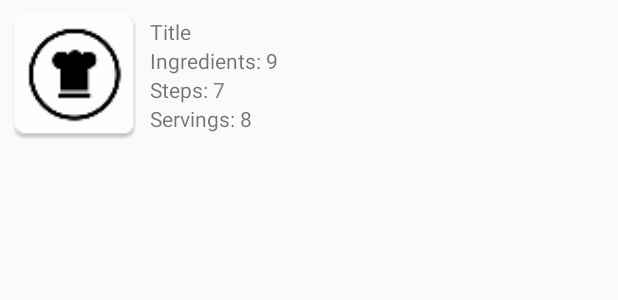
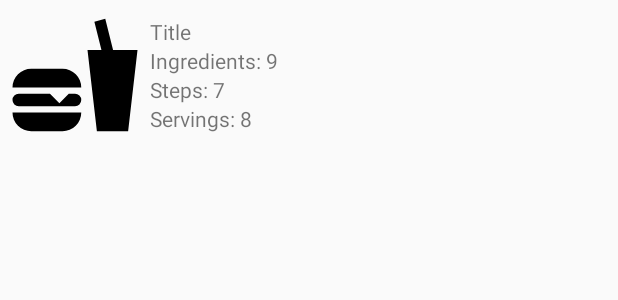
Before and after one commit to hendrawd/UdacityBakingApp, an Android app: the layout item_recipe.xml on its own in the app's theme, with its tools: preview values and no code run, on a phone screen of 412 x 824 dp. Shown: the top 300 px of the screen. Run offline under Robolectric (Android 15) with nearby library versions, the phone set to English and light mode, and no system bars.

Commit message:
Add drawables

```diff
--- a/app/src/main/java/hendraganteng/udacitybakingapp/adapter/RecipeAdapter.java
+++ b/app/src/main/java/hendraganteng/udacitybakingapp/adapter/RecipeAdapter.java
@@ -52,8 +52,8 @@ public class RecipeAdapter extends RecyclerView.Adapter<RecipeAdapter.ViewHolder
         if (!TextUtils.isEmpty(imageUrl)) {
             Picasso.with(context)
                     .load(imageUrl)
-                    .placeholder(R.mipmap.ic_launcher)
-                    .error(R.mipmap.ic_launcher)
+                    .placeholder(R.drawable.ic_food)
+                    .error(R.drawable.ic_food)
                     .into(holder.ivRecipeImage);
         }
         holder.tvTitle.setText(context.getString(R.string.recipe_name, recipe.getName()));
--- a/app/src/main/java/hendraganteng/udacitybakingapp/fragment/StepFragment.java
+++ b/app/src/main/java/hendraganteng/udacitybakingapp/fragment/StepFragment.java
@@ -253,8 +253,8 @@ public class StepFragment extends Fragment {
         imageView.setVisibility(View.VISIBLE);
         Picasso.with(getContext())
                 .load(imageUrl)
-                .placeholder(R.mipmap.ic_launcher)
-                .error(R.mipmap.ic_launcher)
+                .placeholder(R.drawable.ic_event_note)
+                .error(R.drawable.ic_event_note)
                 .into(imageView);
     }
 }
--- /dev/null
+++ b/app/src/main/res/drawable-anydpi/ic_food.xml
@@ -0,0 +1,10 @@
+<!-- drawable/food.xml -->
+<vector xmlns:android="http://schemas.android.com/apk/res/android"
+        android:width="24dp"
+        android:height="24dp"
+        android:viewportHeight="24"
+        android:viewportWidth="24">
+    <path
+        android:fillColor="#000"
+        android:pathData="M15.5,21L14,8H16.23L15.1,3.46L16.84,3L18.09,8H22L20.5,21H15.5M5,11H10A3,3 0 0,1 13,14H2A3,3 0 0,1 5,11M13,18A3,3 0 0,1 10,21H5A3,3 0 0,1 2,18H13M3,15H8L9.5,16.5L11,15H12A1,1 0 0,1 13,16A1,1 0 0,1 12,17H3A1,1 0 0,1 2,16A1,1 0 0,1 3,15Z"/>
+</vector>
--- a/app/src/main/res/layout/item_recipe.xml
+++ b/app/src/main/res/layout/item_recipe.xml
@@ -16,7 +16,7 @@
         android:layout_height="@dimen/image_height"
         android:layout_gravity="center_vertical"
         android:contentDescription="@string/recipe_image"
-        android:src="@mipmap/ic_launcher"/>
+        android:src="@drawable/ic_food"/>
 
     <LinearLayout
         android:layout_width="match_parent"
--- a/app/src/main/res/layout/item_step.xml
+++ b/app/src/main/res/layout/item_step.xml
@@ -17,7 +17,7 @@
         android:layout_height="@dimen/image_height"
         android:layout_gravity="center_vertical"
         android:contentDescription="@string/step_image"
-        android:src="@mipmap/ic_launcher"/>
+        android:src="@drawable/ic_event_note"/>
 
     <TextView
         android:id="@+id/tv_step"
```
Also changed, not shown: app/src/main/res/drawable-anydpi/ic_event_note.xml (added, +9 -0 lines).
